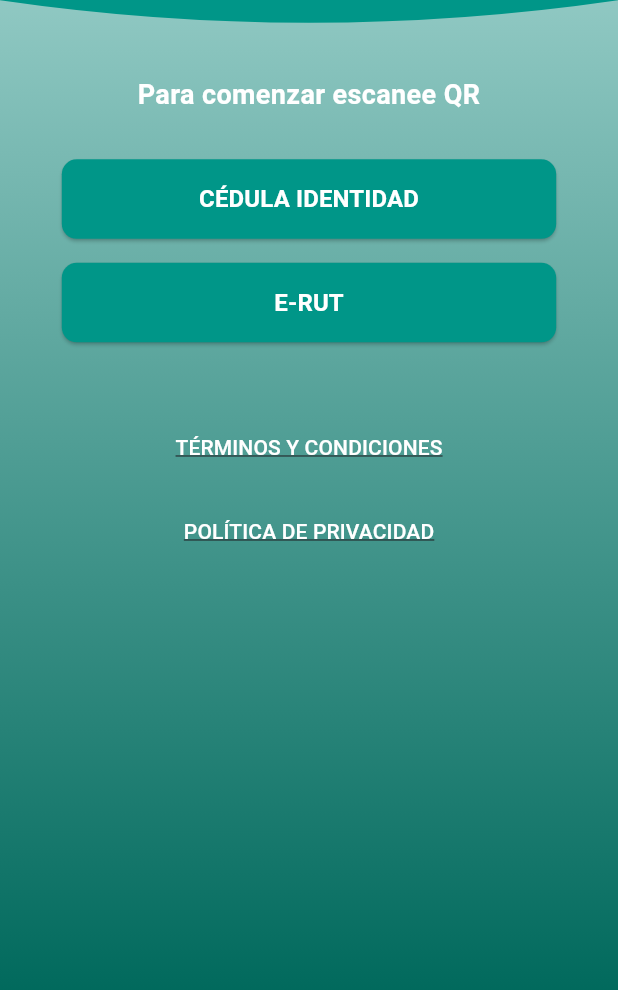
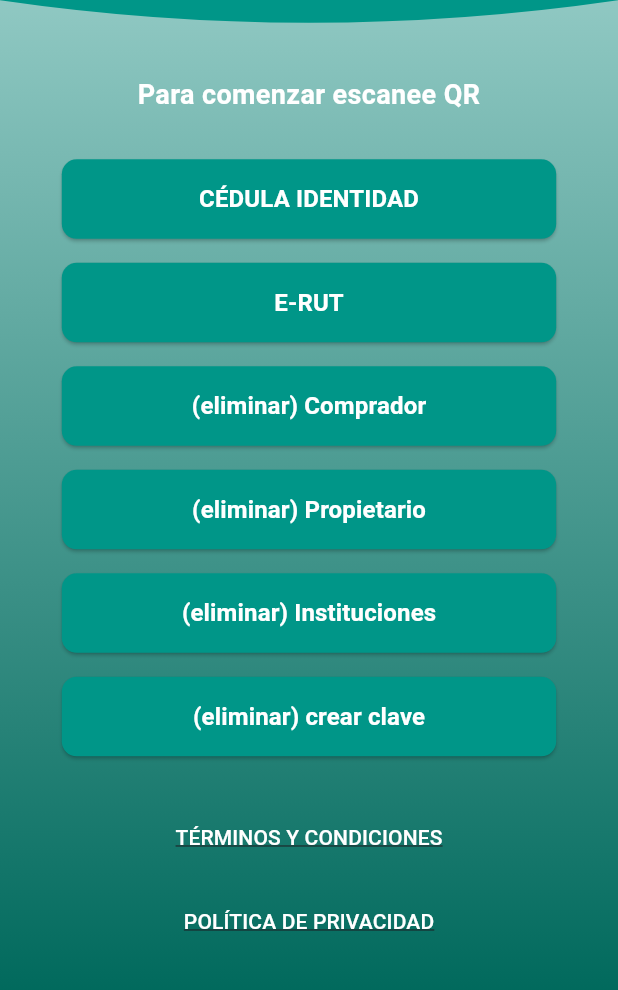
Before and after one commit to Jhosep2022/app_transfer, a Flutter app: the TransferenciaPPUScreen screen opened directly, on a phone screen of 412 x 824 dp, the part 239-1229 px from its top. Run offline on Flutter 3.47's test engine with Material 3 defaults, Android fonts, the phone set to English and light mode, and no system bars; our stand-ins replace connectivity_plus, flutter_map, flutter_screenutil, flutter_secure_storage, geolocator, latlong2 and 3 more; missing offline and left inert: flutter_inappwebview, qr_code_scanner_plus; accounts and stored records are empty.

Commit message:
reemplazando por serial y validadores propietario

```diff
--- a/lib/screens/registro_usuario_screen.dart
+++ b/lib/screens/registro_usuario_screen.dart
@@ -42,6 +42,7 @@ class _RegistroUsuarioScreenState extends State<RegistroUsuarioScreen> {
   String tipo = "";
   String latitud = "";
   String longitud = "";
+  String serial = "";
 
   Map<String, String> getParams() {
     DateTime now = DateTime.now();
@@ -109,6 +110,7 @@ class _RegistroUsuarioScreenState extends State<RegistroUsuarioScreen> {
       tipo = prefs.getString('tipo') ?? "";
       latitud = prefs.getString('latitud') ?? "";
       longitud = prefs.getString('longitud') ?? "";
+      serial = prefs.getString('serial') ?? "";
     });
   }
 
@@ -143,7 +145,7 @@ class _RegistroUsuarioScreenState extends State<RegistroUsuarioScreen> {
     }
 
     // Validar que _rutController coincide con rut
-    if (_rutController.text != rut) {
+    if (_rutController.text != serial) {
       ScaffoldMessenger.of(context).showSnackBar(
         SnackBar(content: Text("El RUT ingresado no coincide.")),
       );
@@ -318,7 +320,7 @@ class _RegistroUsuarioScreenState extends State<RegistroUsuarioScreen> {
                     children: [
                       Expanded(
                           child: _buildTextField(
-                              controller: _rutController, labelText: "Nro Documento Rut/...")),
+                              controller: _rutController, labelText: "Nro Documento Serial/...")),
                       SizedBox(width: 16),
                       Expanded(
                         child: _buildPasswordTextField(
--- a/lib/screens/transferencia_ppu_screen.dart
+++ b/lib/screens/transferencia_ppu_screen.dart
@@ -97,13 +97,13 @@ class TransferenciaPPUScreen extends StatelessWidget {
                       SizedBox(height: 16),
                       _buildButton(context, 'E-RUT', ERutScannerScreen()),
                       SizedBox(height: 16),
-                      // _buildButton(context, '(eliminar) Comprador', CompradorScreen()),
-                      // SizedBox(height: 16),
-                      // _buildButton(context, '(eliminar) Propietario', PropietarioScreen()),
-                      // SizedBox(height: 16),
-                      // _buildButton(context, '(eliminar) Instituciones', InstitucionesEstadoScreen()),
-                      // SizedBox(height: 16),
-                      // _buildButton(context, '(eliminar) crear clave', CrearClaveIngresoScreen()),
+                      _buildButton(context, '(eliminar) Comprador', CompradorScreen()),
+                      SizedBox(height: 16),
+                      _buildButton(context, '(eliminar) Propietario', PropietarioScreen()),
+                      SizedBox(height: 16),
+                      _buildButton(context, '(eliminar) Instituciones', InstitucionesEstadoScreen()),
+                      SizedBox(height: 16),
+                      _buildButton(context, '(eliminar) crear clave', CrearClaveIngresoScreen()),
                       SizedBox(height: 30),
                       _buildTextButton(context, 'TÉRMINOS Y CONDICIONES'),
                       SizedBox(height: 8),
```
Also changed, not shown: lib/screens/comprador_screen.dart (+19 -1 lines), lib/screens/propietario_screen.dart (+17 -3 lines).
